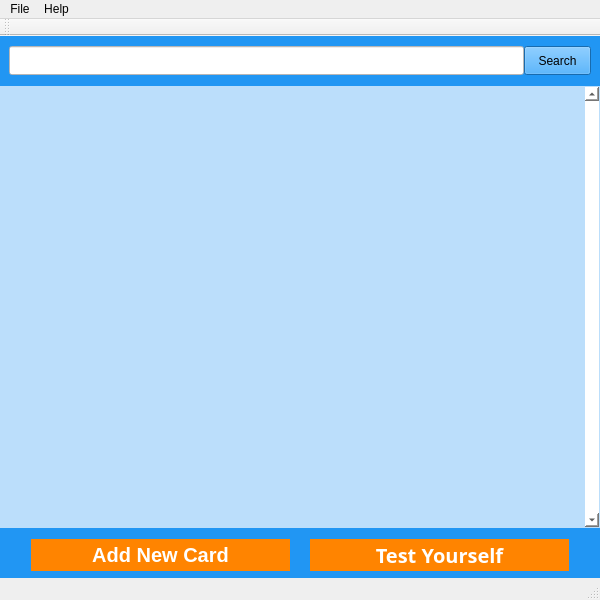
Before: the Qt Designer form Source/mainwindow.ui in duy0503/Flashcards-App-in-Qt, drawn with Qt 5.
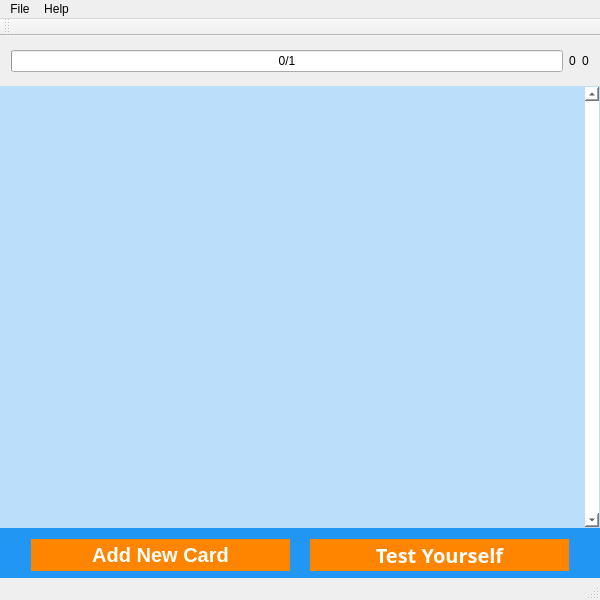
After: the same form once the commit is applied. The open tabs and pages were chosen to show the change. Icons and pictures are not drawn.

Commit message: Added progress bar and score counter on top-right. Sped up animation. TODO: Visual improvements.

What changed in the file:
```diff
--- a/Source/mainwindow.ui
+++ b/Source/mainwindow.ui
@@ -31,6 +31,34 @@
      <number>0</number>
     </property>
     <item>
+     <widget class="QStackedWidget" name="topStackedWidget">
+      <property name="maximumSize">
+       <size>
+        <width>16777215</width>
+        <height>50</height>
+       </size>
+      </property>
+      <property name="currentIndex">
+       <number>0</number>
+      </property>
+      <widget class="QWidget" name="topStackedWidgetPage1">
+       <layout class="QGridLayout" name="gridLayout_2">
+        <property name="leftMargin">
+         <number>0</number>
+        </property>
+        <property name="topMargin">
+         <number>0</number>
+        </property>
+        <property name="rightMargin">
+         <number>0</number>
+        </property>
+        <property name="bottomMargin">
+         <number>0</number>
+        </property>
+        <property name="spacing">
+         <number>0</number>
+        </property>
+        <item row="0" column="0">
      <widget class="QWidget" name="searchWidget" native="true">
       <property name="minimumSize">
        <size>
@@ -113,6 +141,80 @@
       </layout>
      </widget>
     </item>
+       </layout>
+      </widget>
+      <widget class="QWidget" name="topStackedWidgetPage2">
+       <layout class="QGridLayout" name="gridLayout_3">
+        <property name="leftMargin">
+         <number>0</number>
+        </property>
+        <property name="topMargin">
+         <number>0</number>
+        </property>
+        <property name="rightMargin">
+         <number>0</number>
+        </property>
+        <property name="bottomMargin">
+         <number>0</number>
+        </property>
+        <property name="spacing">
+         <number>0</number>
+        </property>
+        <item row="0" column="0">
+         <widget class="QWidget" name="progressWidget" native="true">
+          <layout class="QGridLayout" name="gridLayout_4">
+           <item row="0" column="0">
+            <widget class="QProgressBar" name="progressBar">
+             <property name="maximum">
+              <number>1</number>
+             </property>
+             <property name="value">
+              <number>0</number>
+             </property>
+             <property name="invertedAppearance">
+              <bool>false</bool>
+             </property>
+             <property name="textDirection">
+              <enum>QProgressBar::TopToBottom</enum>
+             </property>
+             <property name="format">
+              <string>%v/%m</string>
+             </property>
+            </widget>
+           </item>
+           <item row="0" column="1">
+            <widget class="QLabel" name="rightLabel">
+             <property name="sizePolicy">
+              <sizepolicy hsizetype="Maximum" vsizetype="Preferred">
+               <horstretch>0</horstretch>
+               <verstretch>0</verstretch>
+              </sizepolicy>
+             </property>
+             <property name="text">
+              <string>0</string>
+             </property>
+            </widget>
+           </item>
+           <item row="0" column="2">
+            <widget class="QLabel" name="wrongLabel">
+             <property name="sizePolicy">
+              <sizepolicy hsizetype="Maximum" vsizetype="Preferred">
+               <horstretch>0</horstretch>
+               <verstretch>0</verstretch>
+              </sizepolicy>
+             </property>
+             <property name="text">
+              <string>0</string>
+             </property>
+            </widget>
+           </item>
+          </layout>
+         </widget>
+        </item>
+       </layout>
+      </widget>
+     </widget>
+    </item>
     <item>
      <widget class="QWidget" name="imageWidget" native="true">
       <property name="styleSheet">
```
Left out of the diff: 12 changed lines with no effect on the pictures. Lines whose indentation alone changed are shown as unchanged. The commit also changes 5 other files.
